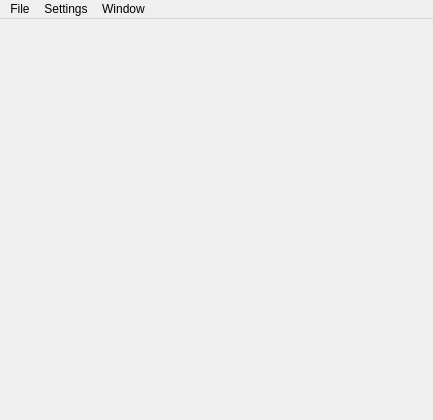
Above: srcs/ui/MainWindow.ui from noctuelles/gbemu before the change. Below: the same form after it.
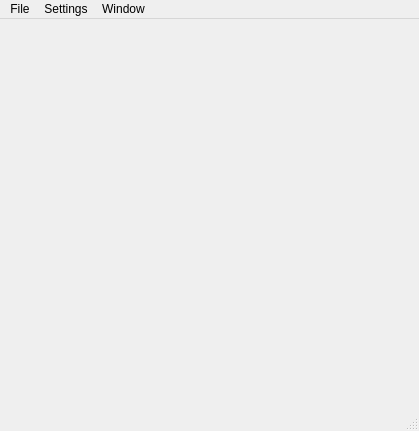
That is the form after the change.

Commit message: feat: added a status bar and fixed emulation speed.

```diff
--- a/srcs/ui/MainWindow.ui
+++ b/srcs/ui/MainWindow.ui
@@ -6,8 +6,8 @@
    <rect>
     <x>0</x>
     <y>0</y>
-    <width>433</width>
-    <height>420</height>
+    <width>419</width>
+    <height>431</height>
    </rect>
   </property>
   <property name="windowTitle">
@@ -53,7 +53,7 @@
     <rect>
      <x>0</x>
      <y>0</y>
-     <width>433</width>
+     <width>419</width>
      <height>23</height>
     </rect>
    </property>
@@ -85,6 +85,7 @@
    <addaction name="menuSettings"/>
    <addaction name="menuWindow"/>
   </widget>
+  <widget class="QStatusBar" name="statusBar"/>
   <action name="actionOpen_Recent">
    <property name="text">
     <string>Recent</string>
```
The commit also changes 7 other files.
